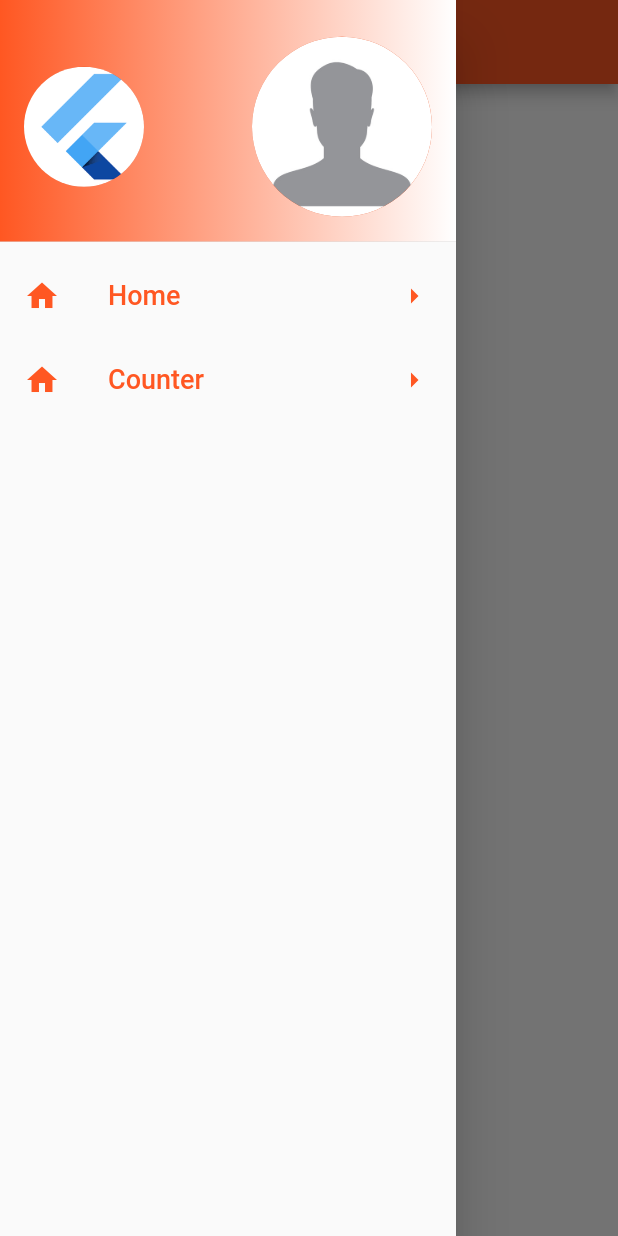
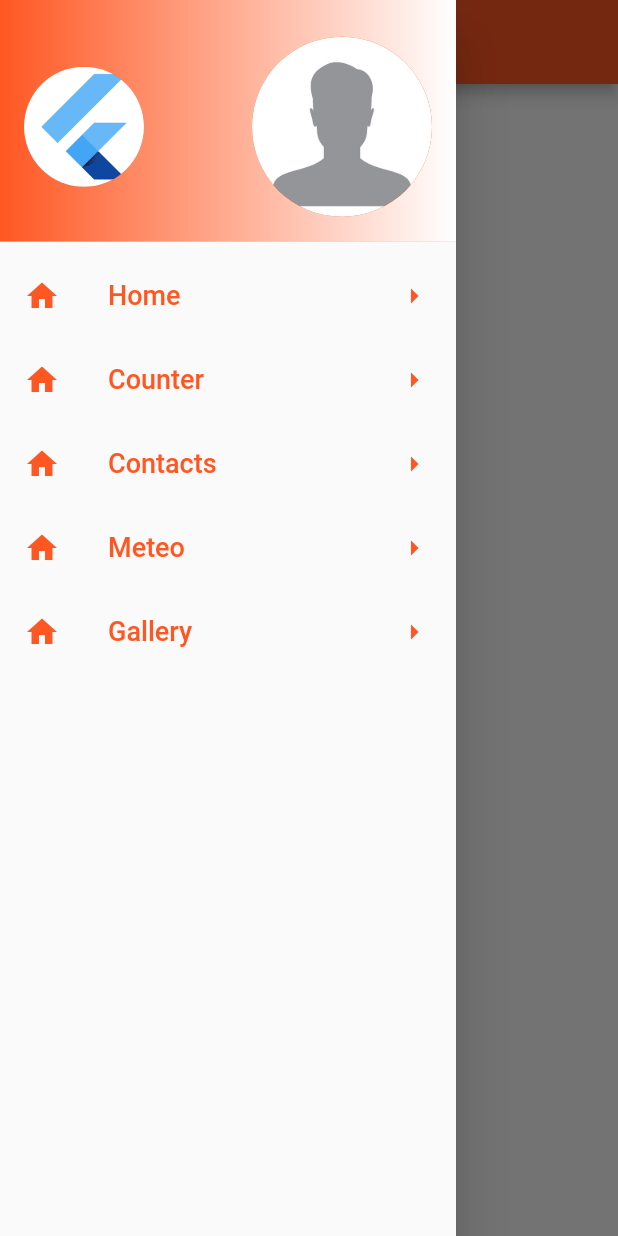
Before and after one commit to ErikaMiklos/my_flutter_app, a Flutter app: the screen it shows after launch, with the side drawer open, on a phone screen of 412 x 824 dp. Run offline on Flutter 3.47's test engine with Material 2 defaults, Android fonts, the phone set to English and light mode, and no system bars.

Commit message:
widget navigateurs version2 avec route

```diff
--- a/lib/widgets/drawer.item.widget.dart
+++ b/lib/widgets/drawer.item.widget.dart
@@ -2,14 +2,17 @@ import 'package:flutter/material.dart';
 
 class DrawerItemWidget extends StatelessWidget {
   String itemTitle;
-  Function onItemTap;
+  String route;
 
-  DrawerItemWidget(this.itemTitle, this.onItemTap);
+  DrawerItemWidget(this.itemTitle, this.route);
 
   @override
   Widget build(BuildContext context) {
     return ListTile(
-      onTap: () => onItemTap(),
+      onTap: () {
+        Navigator.pop(context);
+        Navigator.pushNamed(context, route);
+      },
       leading: Icon(Icons.home, color: Colors.deepOrange,),
       trailing: Icon(Icons.arrow_right, color: Colors.deepOrange,),
       title: Text(itemTitle, style: TextStyle(fontSize: 18, color: Colors.deepOrange),),
--- a/lib/widgets/mydrawer.widget.dart
+++ b/lib/widgets/mydrawer.widget.dart
@@ -26,14 +26,11 @@ class MyDrawer extends StatelessWidget {
                 ],
               )
           ),
-          DrawerItemWidget("Home", (){
-            Navigator.pop(context);
-            Navigator.pushNamed(context, "/");
-          }),
-          DrawerItemWidget("Counter", (){
-            Navigator.pop(context);
-            Navigator.pushNamed(context, "/counter");
-          })
+          DrawerItemWidget("Home", "/"),
+          DrawerItemWidget("Counter", "/counter"),
+          DrawerItemWidget("Contacts", "/contact"),
+          DrawerItemWidget("Meteo", "/meteo"),
+          DrawerItemWidget("Gallery", "/gallery")
         ],
       ),
     );
```
